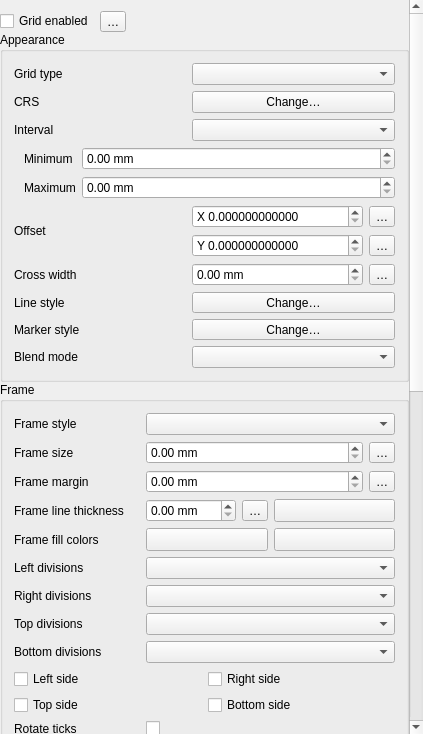
This is src/ui/layout/qgslayoutmapgridwidgetbase.ui in qgis/QGIS as Qt 5 draws it before an edit. The edited form follows.
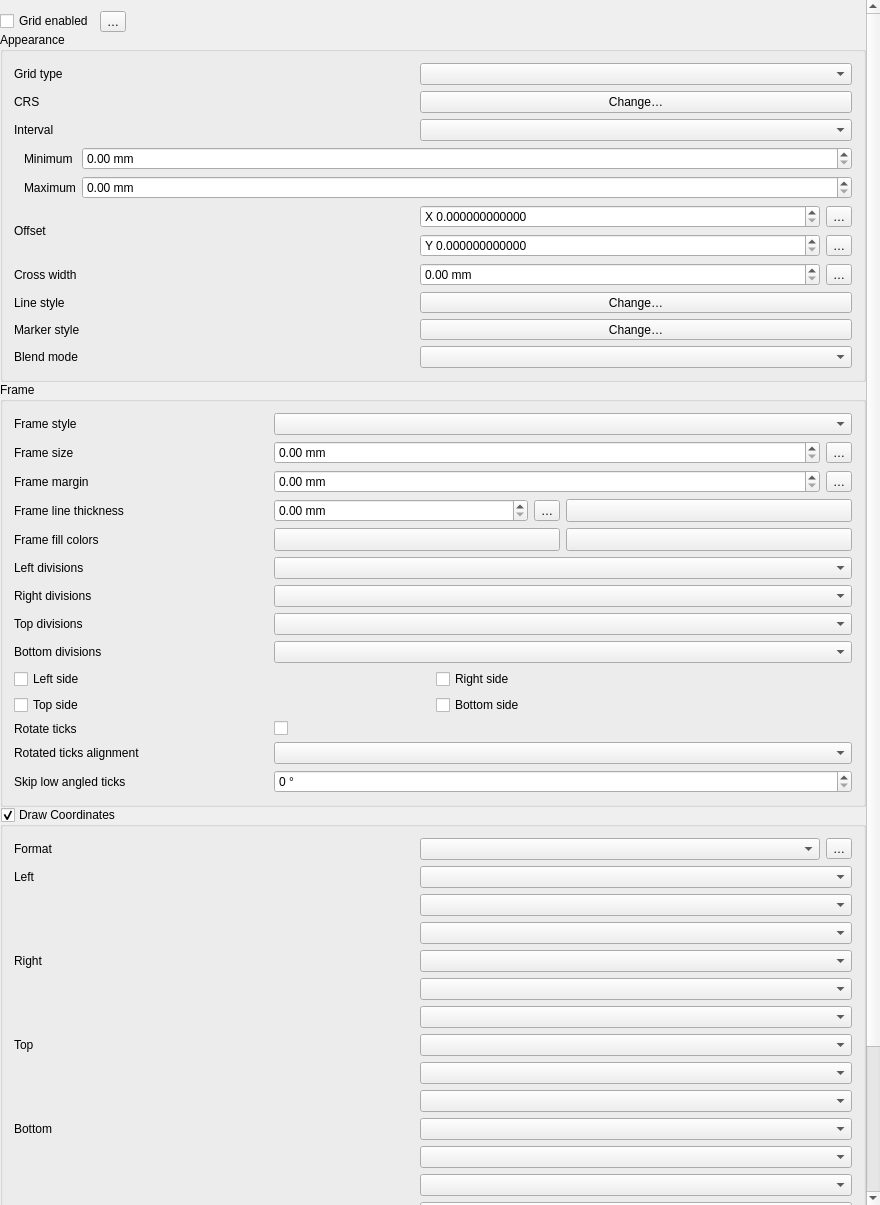
This is the edited form. Icons and pictures are not drawn. Custom widgets are drawn as their Qt base class.

Commit message:
Fix configuration layout
References https://github.com/qgis/QGIS/pull/37041#issuecomment-668486146

The edit to the form file:
```diff
--- a/src/ui/layout/qgslayoutmapgridwidgetbase.ui
+++ b/src/ui/layout/qgslayoutmapgridwidgetbase.ui
@@ -6,8 +6,8 @@
    <rect>
     <x>0</x>
     <y>0</y>
-    <width>423</width>
-    <height>734</height>
+    <width>880</width>
+    <height>1205</height>
    </rect>
   </property>
   <property name="sizePolicy">
@@ -47,9 +47,9 @@
       <property name="geometry">
        <rect>
         <x>0</x>
-        <y>0</y>
-        <width>409</width>
-        <height>1416</height>
+        <y>-822</y>
+        <width>866</width>
+        <height>2027</height>
        </rect>
       </property>
       <property name="sizePolicy">
@@ -471,7 +471,7 @@
             <property name="suffix">
              <string> mm</string>
             </property>
-            <property name="showClearButton">
+            <property name="showClearButton" stdset="0">
              <bool>false</bool>
             </property>
            </widget>
@@ -508,7 +508,7 @@
             <property name="suffix">
              <string> mm</string>
             </property>
-            <property name="showClearButton">
+            <property name="showClearButton" stdset="0">
              <bool>false</bool>
             </property>
            </widget>
@@ -545,7 +545,7 @@
             <property name="suffix">
              <string> mm</string>
             </property>
-            <property name="showClearButton">
+            <property name="showClearButton" stdset="0">
              <bool>false</bool>
             </property>
            </widget>
@@ -764,7 +764,7 @@
           <item row="18" column="0">
            <widget class="QLabel" name="label_10">
             <property name="text">
-             <string>Rotated annotations alignement</string>
+             <string>Rotated annotations alignment</string>
             </property>
            </widget>
           </item>
@@ -781,7 +781,7 @@
           <item row="14" column="0">
            <widget class="QLabel" name="mCoordinatePrecisionLabel">
             <property name="text">
-             <string>Coordinate precision</string>
+             <string>Distance to map frame</string>
             </property>
             <property name="wordWrap">
              <bool>true</bool>
@@ -862,9 +862,6 @@
             </property>
            </widget>
           </item>
-          <item row="2" column="1" colspan="2">
-           <widget class="QComboBox" name="mAnnotationPositionLeftComboBox"/>
-          </item>
           <item row="4" column="1" colspan="2">
            <widget class="QComboBox" name="mAnnotationDisplayRightComboBox"/>
           </item>
@@ -909,7 +906,7 @@
           </item>
           <item row="16" column="1" colspan="2">
            <widget class="QgsSpinBox" name="mCoordinatePrecisionSpinBox">
-            <property name="showClearButton">
+            <property name="showClearButton" stdset="0">
              <bool>false</bool>
             </property>
            </widget>
@@ -940,6 +937,13 @@
             </property>
            </widget>
           </item>
+          <item row="4" column="0">
+           <widget class="QLabel" name="mAnnotationPositionLabelRight">
+            <property name="text">
+             <string>Right</string>
+            </property>
+           </widget>
+          </item>
          </layout>
         </widget>
        </item>
```
Left out of the diff: 1 changed line with no effect on the pictures.
